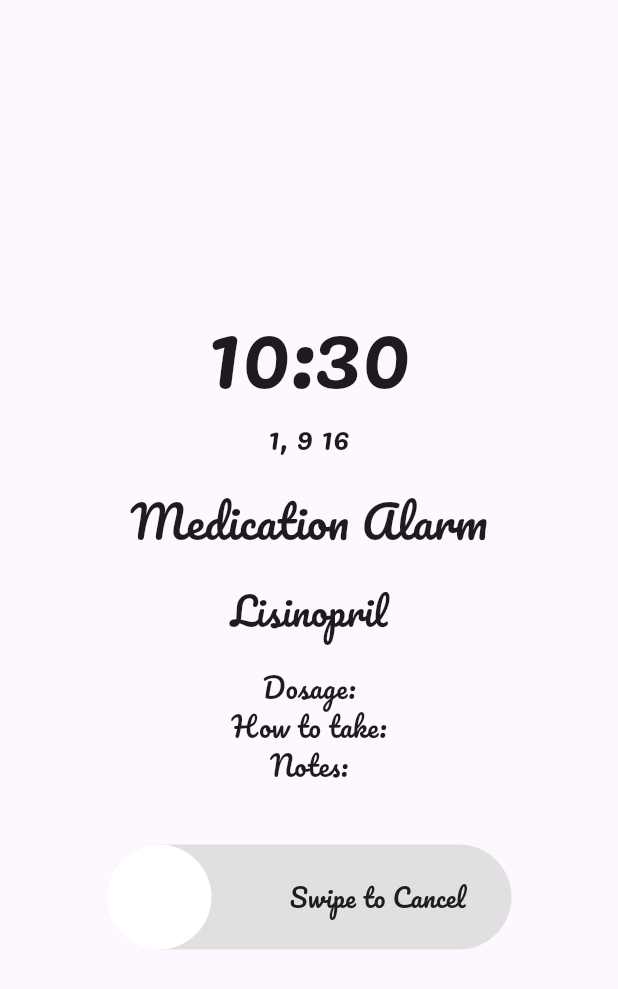
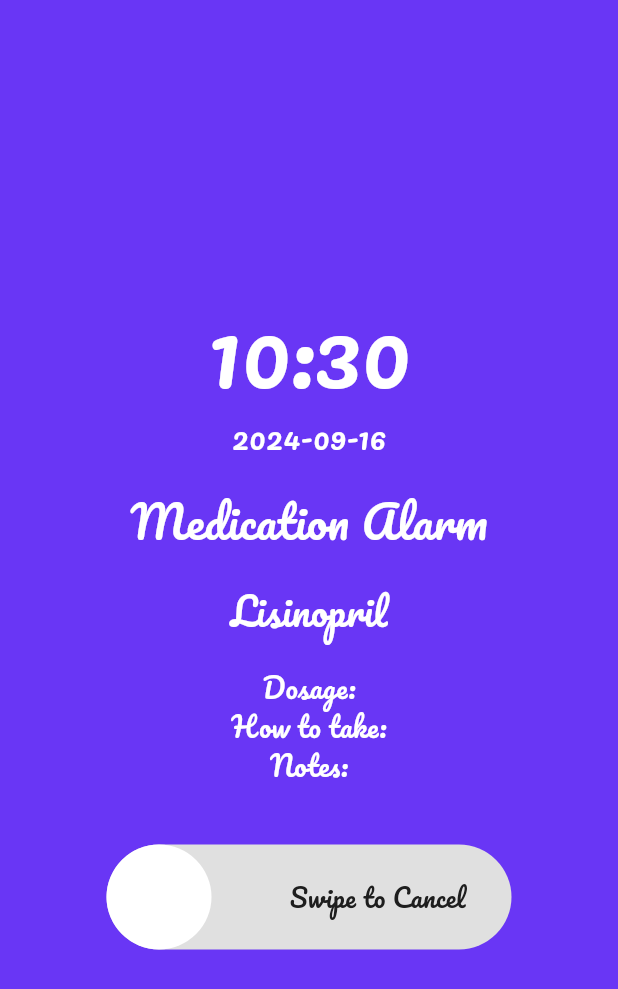
Before and after one commit to mohamed17803/eldercare, a Flutter app: the AlarmScreen screen opened directly, on a phone screen of 412 x 824 dp. Shown: the top 989 px of the screen. Run offline on Flutter 3.47's test engine with Material 3 defaults, Android fonts, the phone set to English and light mode, and no system bars; drawn by our look-alikes of slider_button; our stand-ins replace audioplayers, font_awesome_flutter; missing offline and left inert: volume_control.

Commit message:
SCRUM-27 git commit -m "SCRUM-27 <pre last>"

```diff
--- a/lib/alarm_screen.dart
+++ b/lib/alarm_screen.dart
@@ -3,6 +3,7 @@ import 'package:flutter/material.dart';
 import 'dart:async';
 import 'package:volume_control/volume_control.dart';
 import 'package:slider_button/slider_button.dart';
+import 'package:intl/intl.dart'; // For date formatting
 
 class AlarmScreen extends StatefulWidget {
   const AlarmScreen({super.key});
@@ -32,7 +33,13 @@ class _AlarmScreenState extends State<AlarmScreen> {
   }
 
   void _playAlarmSound() async {
-    await _audioPlayer.play(AssetSource('assets/medication.mp3')); // Ensure you have an alarm sound file in assets
+    try {
+      // Load the asset and play the sound
+      await _audioPlayer.setSource(AssetSource('assets/medication.mp3'));
+      await _audioPlayer.resume(); // Ensure the audio is resumed if paused
+    } catch (e) {
+      print('Error playing sound: $e'); // Handle errors if audio file fails to load
+    }
   }
 
   void _startAutoDismissTimer() {
@@ -50,44 +57,92 @@ class _AlarmScreenState extends State<AlarmScreen> {
   void dispose() {
     _timer?.cancel();
     _audioPlayer.stop();
+    _audioPlayer.dispose(); // Properly dispose of the audio player
     super.dispose();
   }
 
   @override
   Widget build(BuildContext context) {
+    // Format the date as YYYY-MM-DD
+    final String formattedDate = DateFormat('yyyy-MM-dd').format(_currentTime);
+
     return Scaffold(
+      backgroundColor: const Color(0xFF6936F5), // Background color
       body: Center(
         child: Column(
           mainAxisAlignment: MainAxisAlignment.center,
           children: <Widget>[
             Text(
               '${_currentTime.hour}:${_currentTime.minute.toString().padLeft(2, '0')}',
-              style: const TextStyle(fontFamily: 'Pacifico', fontSize: 60),
+              style: const TextStyle(
+                fontFamily: 'Pacifico',
+                fontSize: 60,
+                color: Colors.white, // Font color
+              ),
             ),
             Text(
-              '${_currentTime.weekday}, ${_currentTime.month} ${_currentTime.day}',
-              style: const TextStyle(fontFamily: 'Pacifico', fontSize: 20),
+              formattedDate, // Display the formatted date
+              style: const TextStyle(
+                fontFamily: 'Pacifico',
+                fontSize: 20,
+                color: Colors.white, // Font color
+              ),
             ),
             const SizedBox(height: 20),
-            const Text('Medication Alarm', style: TextStyle(fontFamily: 'Pacifico', fontSize: 30)),
+            const Text(
+              'Medication Alarm',
+              style: TextStyle(
+                fontFamily: 'Pacifico',
+                fontSize: 30,
+                color: Colors.white, // Font color
+              ),
+            ),
             const SizedBox(height: 20),
-            const Text('Lisinopril', style: TextStyle(fontFamily: 'Pacifico', fontSize: 25)),
+            const Text(
+              'Lisinopril',
+              style: TextStyle(
+                fontFamily: 'Pacifico',
+                fontSize: 25,
+                color: Colors.white, // Font color
+              ),
+            ),
             const SizedBox(height: 20),
-            const Text('Dosage:', style: TextStyle(fontFamily: 'Pacifico', fontSize: 18)),
-            const Text('How to take:', style: TextStyle(fontFamily: 'Pacifico', fontSize: 18)),
-            const Text('Notes:', style: TextStyle(fontFamily: 'Pacifico', fontSize: 18)),
+            const Text(
+              'Dosage:',
+              style: TextStyle(
+                fontFamily: 'Pacifico',
+                fontSize: 18,
+                color: Colors.white, // Font color
+              ),
+            ),
+            const Text(
+              'How to take:',
+              style: TextStyle(
+                fontFamily: 'Pacifico',
+                fontSize: 18,
+                color: Colors.white, // Font color
+              ),
+            ),
+            const Text(
+              'Notes:',
+              style: TextStyle(
+                fontFamily: 'Pacifico',
+                fontSize: 18,
+                color: Colors.white, // Font color
+              ),
+            ),
             const SizedBox(height: 40),
             SliderButton(
               action: () async {
-                // Navigate to MedicationdetScreen and handle the Future properly
+                _timer?.cancel(); // Cancel the auto-dismiss timer
                 await Navigator.pushReplacementNamed(context, '/MedicationdetScreen');
-                return true; // Return a valid boolean to match the expected return type
+                return true; // Return true to indicate successful slide action
               },
               label: const Text(
                 "Swipe to Cancel",
                 style: TextStyle(
                   fontFamily: 'Pacifico',
-                  color: Color(0xff4a4a4a),
+                  color: Color(0xFF6936F5), // Font color
                   fontWeight: FontWeight.w500,
                   fontSize: 17,
                 ),
@@ -96,7 +151,7 @@ class _AlarmScreenState extends State<AlarmScreen> {
                 "X",
                 style: TextStyle(
                   fontFamily: 'Pacifico',
-                  color: Colors.white,
+                  color: Colors.white, // Font color
                   fontWeight: FontWeight.w400,
                   fontSize: 44,
                 ),
--- a/lib/main.dart
+++ b/lib/main.dart
@@ -1,10 +1,11 @@
 import 'package:flutter/material.dart';
 import 'splash_screen.dart'; // Import the splash screen file
-import 'edit_screen.dart';
-import 'setting_screen.dart';
-void main() => runApp(MyApp());
+
+void main() => runApp(const MyApp());
 
 class MyApp extends StatelessWidget {
+  const MyApp({super.key});
+
   @override
   Widget build(BuildContext context) {
     return const MaterialApp(
```
